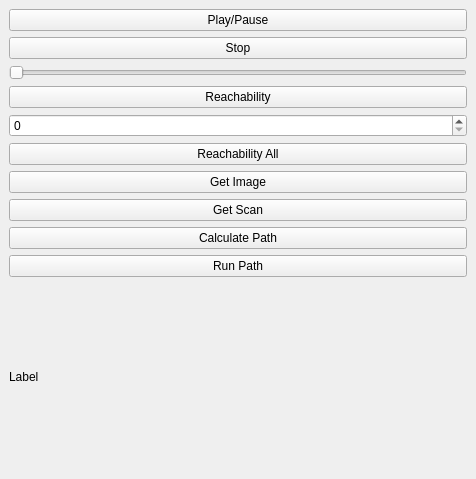
This is main/src/SamplePlugin.ui in balintbarna/Robotics-and-Computer-Vision-Semester-Project as Qt 5 draws it before an edit. The edited form follows.
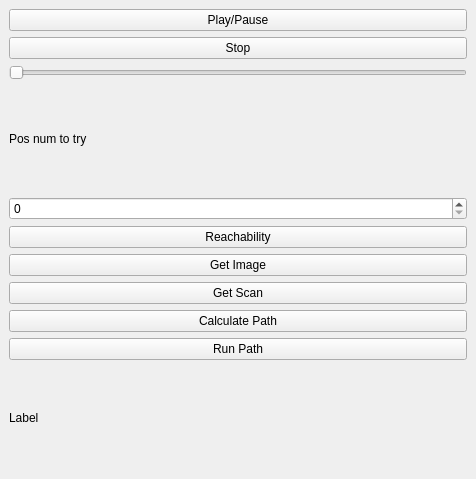
This is the edited form.

What changed in the file:
```diff
--- a/main/src/SamplePlugin.ui
+++ b/main/src/SamplePlugin.ui
@@ -39,9 +39,9 @@
        </widget>
       </item>
       <item>
-       <widget class="QPushButton" name="_btn_reach">
+       <widget class="QLabel" name="_spinLabel">
         <property name="text">
-         <string>Reachability</string>
+         <string>Pos num to try</string>
         </property>
        </widget>
       </item>
@@ -49,9 +49,9 @@
        <widget class="QSpinBox" name="_spinBox"/>
       </item>
       <item>
-       <widget class="QPushButton" name="_btn_reach_all">
+       <widget class="QPushButton" name="_btn_reach">
         <property name="text">
-         <string>Reachability All</string>
+         <string>Reachability</string>
         </property>
        </widget>
       </item>
```
